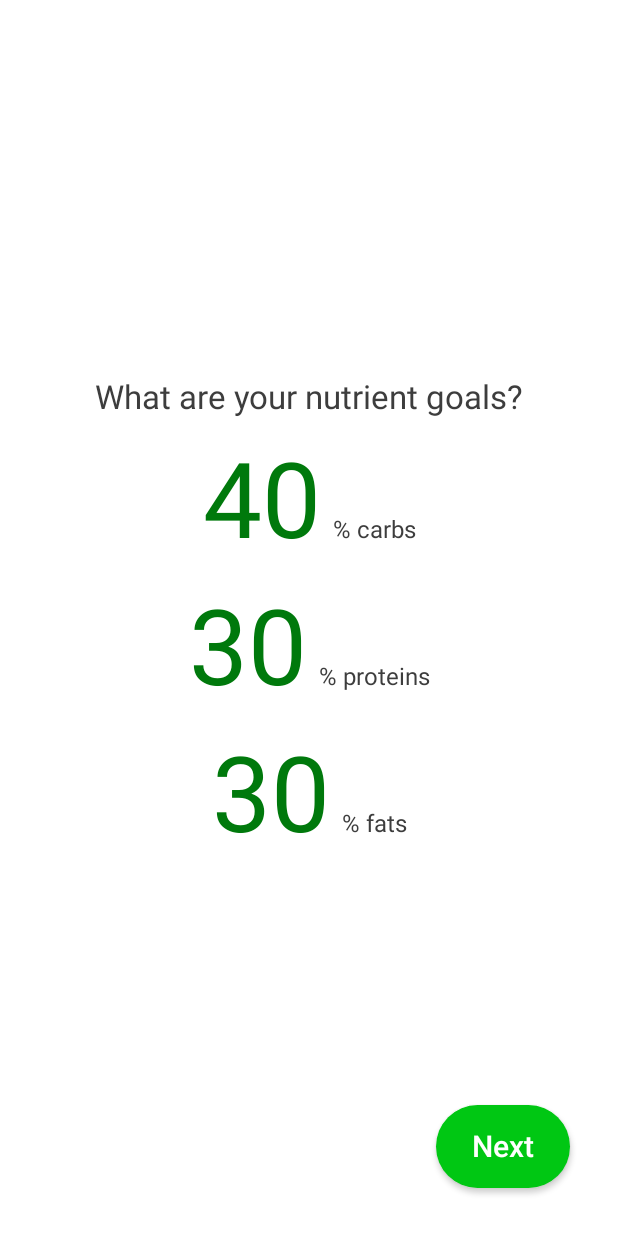
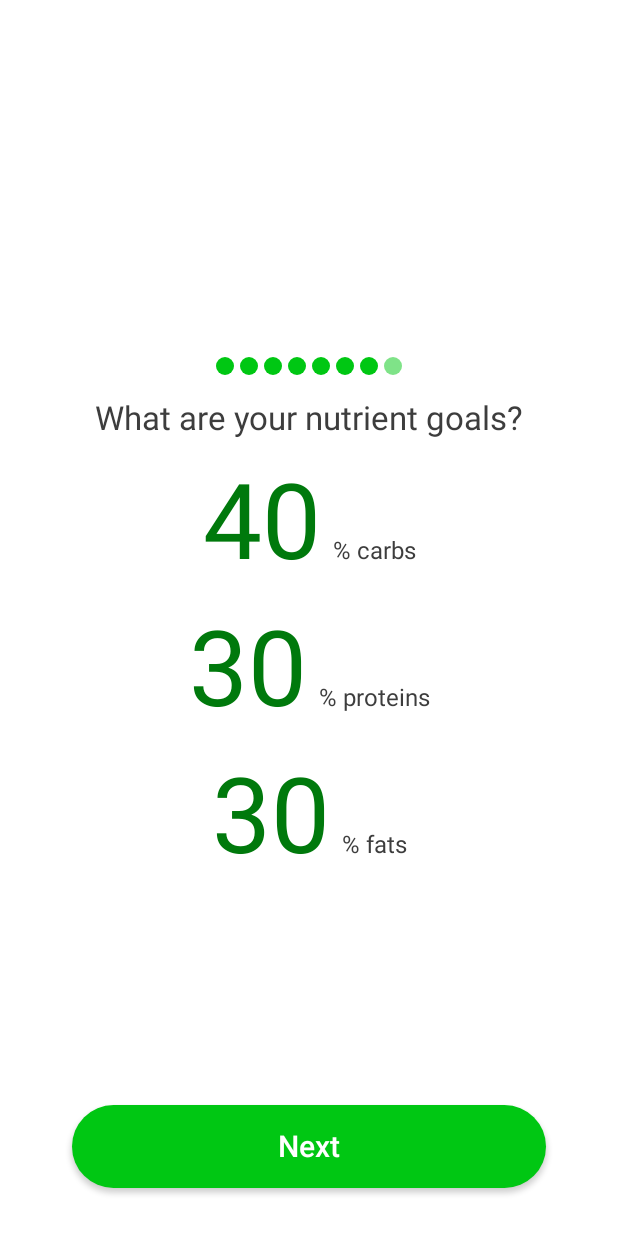
Before and after one commit to AAyar94/CaloryTracker, an Android app built with Jetpack Compose: the GoalScreen screen opened through its navigation route, after a tap on "Next", on a phone screen of 412 x 824 dp. Run offline under Robolectric (Android 15) with nearby library versions, the light colour scheme and no system bars; our stand-ins replace Dagger/Hilt's generated code, accompanist.

Commit message:
add ProgressIndicator for onboarding

```diff
--- a/onboarding/onboarding_presentation/src/main/java/com/aayar94/onboard_presentation/activity/ActivityScreen.kt
+++ b/onboarding/onboarding_presentation/src/main/java/com/aayar94/onboard_presentation/activity/ActivityScreen.kt
@@ -6,6 +6,7 @@ import androidx.compose.foundation.layout.Column
 import androidx.compose.foundation.layout.Row
 import androidx.compose.foundation.layout.Spacer
 import androidx.compose.foundation.layout.fillMaxSize
+import androidx.compose.foundation.layout.fillMaxWidth
 import androidx.compose.foundation.layout.height
 import androidx.compose.foundation.layout.padding
 import androidx.compose.foundation.layout.width
@@ -23,6 +24,7 @@ import com.aaayar94.core.domain.model.ActivityLevel
 import com.aaayar94.core.util.UiEvent
 import com.aayar94.core_ui.LocalSpacing
 import com.aayar94.onboard_presentation.component.ActionButton
+import com.aayar94.onboard_presentation.component.ProgressIndicator
 import com.aayar94.onboard_presentation.component.SelectableButton
 import com.google.accompanist.systemuicontroller.rememberSystemUiController
 
@@ -52,6 +54,8 @@ fun ActivityScreen(
             verticalArrangement = Arrangement.Center,
             horizontalAlignment = Alignment.CenterHorizontally
         ) {
+            ProgressIndicator(currentStep = 4, totalStep = 6)
+            Spacer(modifier = Modifier.height(spacing.spaceMedium))
             Text(
                 text = stringResource(id = com.aayar94.core.R.string.whats_your_activity_level),
                 style = MaterialTheme.typography.h3
@@ -101,7 +105,7 @@ fun ActivityScreen(
         ActionButton(
             text = stringResource(id = com.aayar94.core.R.string.next),
             onClick = viewModel::onNextClick,
-            modifier = Modifier.align(Alignment.BottomEnd)
+            modifier = Modifier.align(Alignment.BottomCenter).fillMaxWidth().padding(spacing.spaceMedium)
         )
     }
 }
--- a/onboarding/onboarding_presentation/src/main/java/com/aayar94/onboard_presentation/age/AgeScreen.kt
+++ b/onboarding/onboarding_presentation/src/main/java/com/aayar94/onboard_presentation/age/AgeScreen.kt
@@ -6,6 +6,7 @@ import androidx.compose.foundation.layout.Box
 import androidx.compose.foundation.layout.Column
 import androidx.compose.foundation.layout.Spacer
 import androidx.compose.foundation.layout.fillMaxSize
+import androidx.compose.foundation.layout.fillMaxWidth
 import androidx.compose.foundation.layout.height
 import androidx.compose.foundation.layout.padding
 import androidx.compose.foundation.layout.size
@@ -27,6 +28,7 @@ import com.aaayar94.core.util.UiEvent
 import com.aayar94.core.R
 import com.aayar94.core_ui.LocalSpacing
 import com.aayar94.onboard_presentation.component.ActionButton
+import com.aayar94.onboard_presentation.component.ProgressIndicator
 import com.aayar94.onboard_presentation.component.UnitTextField
 import com.google.accompanist.systemuicontroller.rememberSystemUiController
 
@@ -64,6 +66,8 @@ fun AgeScreen(
             verticalArrangement = Arrangement.Center,
             horizontalAlignment = Alignment.CenterHorizontally
         ) {
+            ProgressIndicator(currentStep = 1, totalStep = 6)
+            Spacer(modifier = Modifier.height(spacing.spaceMedium))
             Image(
                 painter = painterResource(id = com.aayar94.core.R.drawable.ic_age),
                 modifier = Modifier.size(100.dp),
@@ -87,7 +91,7 @@ fun AgeScreen(
         ActionButton(
             text = stringResource(id = R.string.next),
             onClick = viewModel::onNextClick,
-            modifier = Modifier.align(Alignment.BottomEnd)
+            modifier = Modifier.align(Alignment.BottomCenter).fillMaxWidth().padding(horizontal = spacing.spaceMedium)
         )
     }
 }
--- /dev/null
+++ b/onboarding/onboarding_presentation/src/main/java/com/aayar94/onboard_presentation/component/ProgressIndicator.kt
@@ -0,0 +1,54 @@
+package com.aayar94.onboard_presentation.component
+
+import androidx.compose.foundation.background
+import androidx.compose.foundation.layout.Arrangement
+import androidx.compose.foundation.layout.Box
+import androidx.compose.foundation.layout.Row
+import androidx.compose.foundation.layout.size
+import androidx.compose.foundation.shape.CircleShape
+import androidx.compose.material.MaterialTheme
+import androidx.compose.runtime.Composable
+import androidx.compose.ui.Alignment
+import androidx.compose.ui.Modifier
+import androidx.compose.ui.draw.clip
+import androidx.compose.ui.tooling.preview.Preview
+import androidx.compose.ui.unit.dp
+import com.aayar94.core_ui.LocalSpacing
+
+@Composable
+fun ProgressIndicator(
+    currentStep: Int,
+    totalStep: Int,
+    modifier: Modifier = Modifier
+) {
+    val spacing = LocalSpacing.current
+    Row(
+        modifier = modifier,
+        verticalAlignment = Alignment.CenterVertically,
+        horizontalArrangement = Arrangement.spacedBy(spacing.spaceExtraSmall)
+    ) {
+        for (i in 0..currentStep) {
+            Box(
+                modifier = Modifier
+                    .size(12.dp)
+                    .clip(CircleShape)
+                    .background(MaterialTheme.colors.primary)
+            )
+        }
+        for (i in 0..totalStep - currentStep) {
+            Box(
+                modifier = Modifier
+                    .size(12.dp)
+                    .clip(CircleShape)
+                    .background(MaterialTheme.colors.primary.copy(alpha = 0.5f))
+            )
+        }
+    }
+}
+
+
+@Preview
+@Composable
+fun PreviewProgressIndicator() {
+    ProgressIndicator(currentStep = 3, totalStep = 7)
+}
--- a/onboarding/onboarding_presentation/src/main/java/com/aayar94/onboard_presentation/goal/GoalScreen.kt
+++ b/onboarding/onboarding_presentation/src/main/java/com/aayar94/onboard_presentation/goal/GoalScreen.kt
@@ -7,6 +7,7 @@ import androidx.compose.foundation.layout.Column
 import androidx.compose.foundation.layout.Row
 import androidx.compose.foundation.layout.Spacer
 import androidx.compose.foundation.layout.fillMaxSize
+import androidx.compose.foundation.layout.fillMaxWidth
 import androidx.compose.foundation.layout.height
 import androidx.compose.foundation.layout.padding
 import androidx.compose.foundation.layout.size
@@ -29,6 +30,7 @@ import com.aaayar94.core.util.UiEvent
 import com.aayar94.core.R
 import com.aayar94.core_ui.LocalSpacing
 import com.aayar94.onboard_presentation.component.ActionButton
+import com.aayar94.onboard_presentation.component.ProgressIndicator
 import com.aayar94.onboard_presentation.component.SelectableButton
 import com.google.accompanist.systemuicontroller.rememberSystemUiController
 
@@ -58,6 +60,8 @@ fun GoalScreen(
             verticalArrangement = Arrangement.Center,
             horizontalAlignment = Alignment.CenterHorizontally
         ) {
+            ProgressIndicator(currentStep = 5, totalStep = 6)
+            Spacer(modifier = Modifier.height(spacing.spaceMedium))
             Image(
                 painter = painterResource(id = R.drawable.ic_weight_goal),
                 modifier = Modifier.size(100.dp),
@@ -114,7 +118,7 @@ fun GoalScreen(
         ActionButton(
             text = stringResource(id = com.aayar94.core.R.string.next),
             onClick = viewModel::onNextClick,
-            modifier = Modifier.align(Alignment.BottomEnd)
+            modifier = Modifier.align(Alignment.BottomCenter).fillMaxWidth().padding(horizontal = spacing.spaceMedium)
         )
     }
 }
--- a/onboarding/onboarding_presentation/src/main/java/com/aayar94/onboard_presentation/height/HeightScreen.kt
+++ b/onboarding/onboarding_presentation/src/main/java/com/aayar94/onboard_presentation/height/HeightScreen.kt
@@ -6,6 +6,7 @@ import androidx.compose.foundation.layout.Box
 import androidx.compose.foundation.layout.Column
 import androidx.compose.foundation.layout.Spacer
 import androidx.compose.foundation.layout.fillMaxSize
+import androidx.compose.foundation.layout.fillMaxWidth
 import androidx.compose.foundation.layout.height
 import androidx.compose.foundation.layout.padding
 import androidx.compose.foundation.layout.size
@@ -26,6 +27,7 @@ import com.aaayar94.core.util.UiEvent
 import com.aayar94.core.R
 import com.aayar94.core_ui.LocalSpacing
 import com.aayar94.onboard_presentation.component.ActionButton
+import com.aayar94.onboard_presentation.component.ProgressIndicator
 import com.aayar94.onboard_presentation.component.UnitTextField
 import com.google.accompanist.systemuicontroller.rememberSystemUiController
 
@@ -63,6 +65,8 @@ fun HeightScreen(
             verticalArrangement = Arrangement.Center,
             horizontalAlignment = Alignment.CenterHorizontally
         ) {
+            ProgressIndicator(currentStep = 2, totalStep = 6)
+            Spacer(modifier = Modifier.height(spacing.spaceMedium))
             Image(
                 painter = painterResource(id = R.drawable.ic_hieght),
                 modifier = Modifier.size(100.dp),
@@ -86,7 +90,7 @@ fun HeightScreen(
         ActionButton(
             text = stringResource(id = R.string.next),
             onClick = viewModel::onNextClick,
-            modifier = Modifier.align(Alignment.BottomEnd)
+            modifier = Modifier.align(Alignment.BottomCenter).fillMaxWidth().padding(spacing.spaceMedium)
         )
     }
 }
--- a/onboarding/onboarding_presentation/src/main/java/com/aayar94/onboard_presentation/nutrient_goal/NutrientScreen.kt
+++ b/onboarding/onboarding_presentation/src/main/java/com/aayar94/onboard_presentation/nutrient_goal/NutrientScreen.kt
@@ -5,6 +5,7 @@ import androidx.compose.foundation.layout.Box
 import androidx.compose.foundation.layout.Column
 import androidx.compose.foundation.layout.Spacer
 import androidx.compose.foundation.layout.fillMaxSize
+import androidx.compose.foundation.layout.fillMaxWidth
 import androidx.compose.foundation.layout.height
 import androidx.compose.foundation.layout.padding
 import androidx.compose.material.MaterialTheme
@@ -21,6 +22,7 @@ import com.aaayar94.core.util.UiEvent
 import com.aayar94.core.R
 import com.aayar94.core_ui.LocalSpacing
 import com.aayar94.onboard_presentation.component.ActionButton
+import com.aayar94.onboard_presentation.component.ProgressIndicator
 import com.aayar94.onboard_presentation.component.UnitTextField
 import com.google.accompanist.systemuicontroller.rememberSystemUiController
 
@@ -58,6 +60,8 @@ fun NutrientGoalScreen(
             verticalArrangement = Arrangement.Center,
             horizontalAlignment = Alignment.CenterHorizontally
         ) {
+            ProgressIndicator(currentStep = 6, totalStep = 6)
+            Spacer(modifier = Modifier.height(spacing.spaceMedium))
             Text(
                 text = stringResource(id = R.string.what_are_your_nutrient_goals),
                 style = MaterialTheme.typography.h3
@@ -90,7 +94,10 @@ fun NutrientGoalScreen(
         ActionButton(
             text = stringResource(id = R.string.next),
             onClick = { viewModel.onEvent(NutrientGoalEvent.OnNextClick) },
-            modifier = Modifier.align(Alignment.BottomEnd)
+            modifier = Modifier
+                .align(Alignment.BottomCenter)
+                .fillMaxWidth()
+                .padding(horizontal = spacing.spaceMedium)
         )
     }
 }
--- a/onboarding/onboarding_presentation/src/main/java/com/aayar94/onboard_presentation/weight/WeightScreen.kt
+++ b/onboarding/onboarding_presentation/src/main/java/com/aayar94/onboard_presentation/weight/WeightScreen.kt
@@ -6,6 +6,7 @@ import androidx.compose.foundation.layout.Box
 import androidx.compose.foundation.layout.Column
 import androidx.compose.foundation.layout.Spacer
 import androidx.compose.foundation.layout.fillMaxSize
+import androidx.compose.foundation.layout.fillMaxWidth
 import androidx.compose.foundation.layout.height
 import androidx.compose.foundation.layout.padding
 import androidx.compose.foundation.layout.size
@@ -26,6 +27,7 @@ import com.aaayar94.core.util.UiEvent
 import com.aayar94.core.R
 import com.aayar94.core_ui.LocalSpacing
 import com.aayar94.onboard_presentation.component.ActionButton
+import com.aayar94.onboard_presentation.component.ProgressIndicator
 import com.aayar94.onboard_presentation.component.UnitTextField
 import com.google.accompanist.systemuicontroller.rememberSystemUiController
 
@@ -64,6 +66,8 @@ fun WeightScreen(
             verticalArrangement = Arrangement.Center,
             horizontalAlignment = Alignment.CenterHorizontally
         ) {
+            ProgressIndicator(currentStep = 3, totalStep = 7)
+            Spacer(modifier = Modifier.height(spacing.spaceMedium))
             Image(
                 painter = painterResource(id = R.drawable.ic_weight),
                 modifier = Modifier.size(100.dp),
@@ -87,7 +91,7 @@ fun WeightScreen(
         ActionButton(
             text = stringResource(id = R.string.next),
             onClick = viewModel::onNextClick,
-            modifier = Modifier.align(Alignment.BottomEnd)
+            modifier = Modifier.align(Alignment.BottomCenter).fillMaxWidth().padding(horizontal = spacing.spaceMedium)
         )
     }
 }
```
Also changed, not shown: onboarding/onboarding_presentation/src/main/java/com/aayar94/onboard_presentation/gender/GenderScreen.kt (+7 -2 lines).
